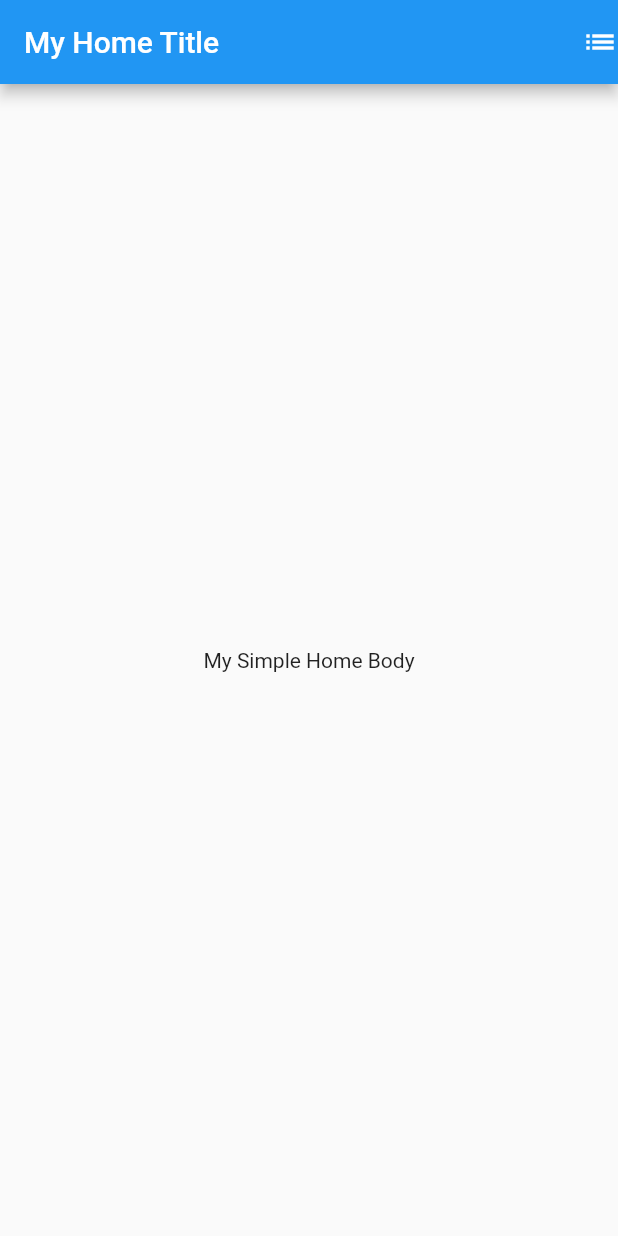
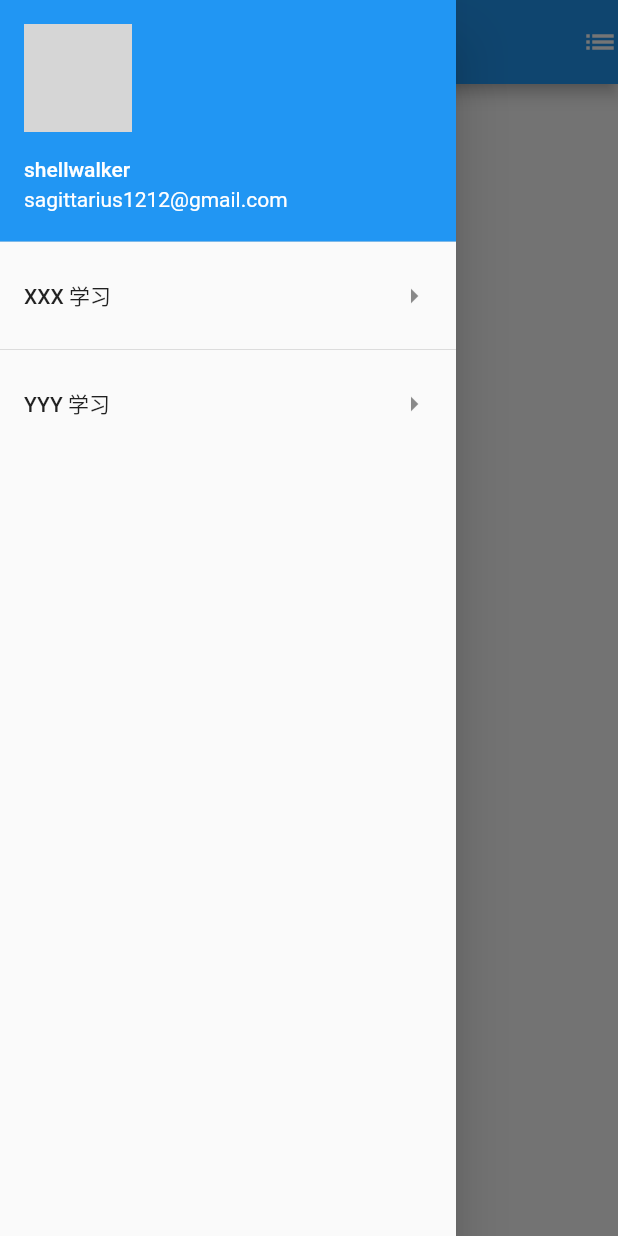
Before and after one commit to shellwalker/flutter_demo, a Flutter app: the screen it shows after launch, with the side drawer open (before the commit the screen has no drawer), on a phone screen of 412 x 824 dp. Run offline on Flutter 3.47's test engine with Material 2 defaults, Android fonts, the phone set to English and light mode, and no system bars; network calls fail; grey boxes are pictures that could not be loaded.

Commit message:
add drawer widget to scaffold

```diff
--- a/lib/main.dart
+++ b/lib/main.dart
@@ -1,4 +1,5 @@
 import 'package:flutter/material.dart';
+import 'package:flutter_demo/widgets/drawer_page.dart';
 
 void main() => runApp(MyApp());
 
@@ -26,6 +27,9 @@ class MyHomePage extends StatelessWidget {
           Icon(Icons.list),
         ],
       ),
+      drawer: new Drawer(
+        child: DrawerWidget(),
+      ),
       body: Center(child: Text("My Simple Home Body")),
     );
   }
--- /dev/null
+++ b/lib/widgets/drawer_page.dart
@@ -0,0 +1,43 @@
+import 'package:flutter/material.dart';
+
+class DrawerWidget extends StatefulWidget {
+  @override
+  _DrawerWidgetState createState() => _DrawerWidgetState();
+}
+
+class _DrawerWidgetState extends State<DrawerWidget> {
+  @override
+  Widget build(BuildContext context) {
+    return ListView(
+      padding: const EdgeInsets.only(),
+      children: <Widget>[
+        UserAccountsDrawerHeader(
+          currentAccountPicture: CircleAvatar(
+            // API doc prefer using backgroundImage
+            backgroundImage: NetworkImage(
+                "https://github.com/shellwalker/flutter_demo/raw/master/netimages/avatar.jpg"),
+          ),
+          accountName: Text("shellwalker"),
+          accountEmail: Text("sagittarius1212@gmail.com"),
+        ),
+        ListTile(
+          title: Text("XXX 学习"),
+          trailing: Icon(Icons.arrow_right),
+          onTap: () {
+            print("Tap xxx.");
+            Navigator.pop(context);
+          },
+        ),
+        new Divider(),
+        ListTile(
+          title: Text("YYY 学习"),
+          trailing: Icon(Icons.arrow_right),
+          onTap: () {
+            print("Tap YYY");
+            Navigator.pop(context);
+          },
+        ),
+      ],
+    );
+  }
+}
```
Also changed, not shown: netimages/avatar.jpg (added).
